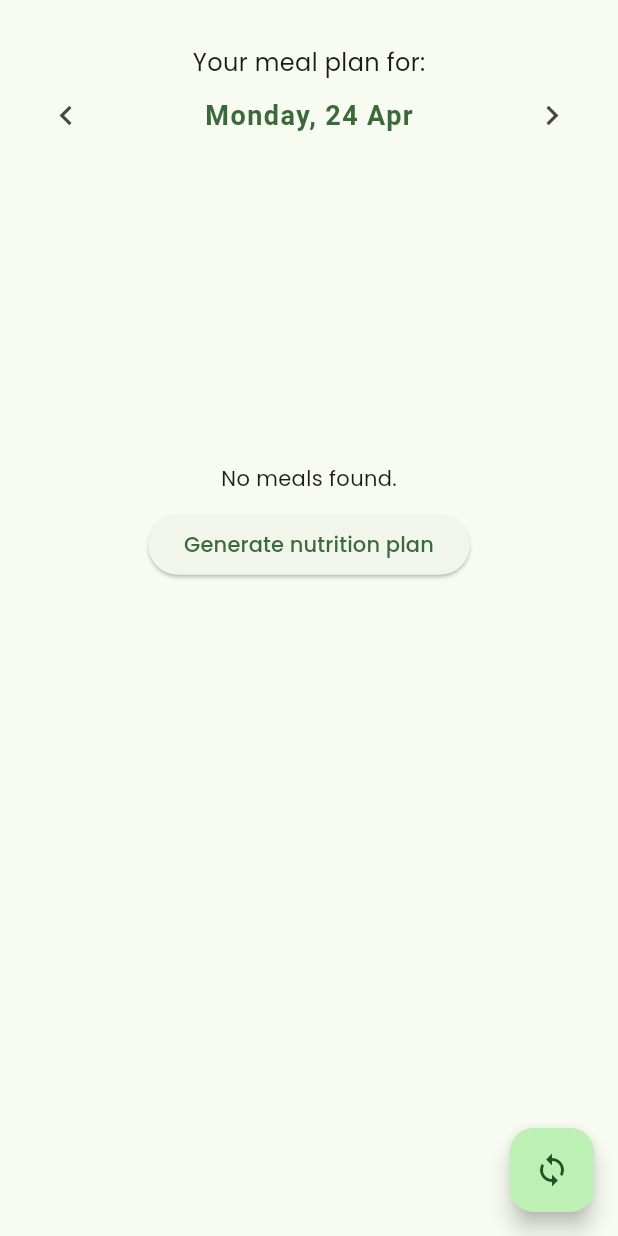
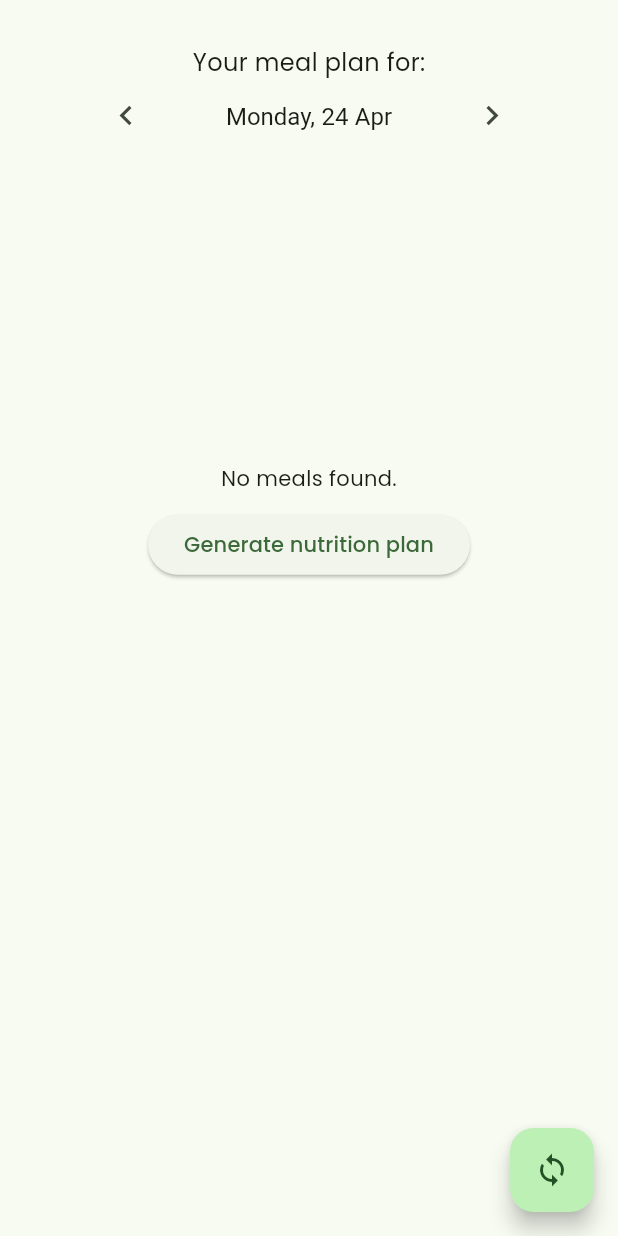
Before and after one commit to p-olszewski/DietDesigner, a Flutter app: the HomeTab screen opened directly, on a phone screen of 412 x 824 dp. Run offline on Flutter 3.47's test engine with Material 2 defaults, Android fonts, the phone set to English and light mode, and no system bars; our stand-ins replace cloud_firestore, firebase_auth, firebase_core, flutter_dotenv, fluttertoast, google_fonts; accounts and stored records are empty.

Commit message:
general style improvement

```diff
--- a/lib/widgets/date_picker.dart
+++ b/lib/widgets/date_picker.dart
@@ -10,7 +10,9 @@ class DatePicker extends StatelessWidget {
   @override
   Widget build(BuildContext context) {
     final dateProvider = context.read<DateProvider>();
-    return Row(
+    return Padding(
+      padding: const EdgeInsets.symmetric(horizontal: 40),
+      child: Row(
         mainAxisAlignment: MainAxisAlignment.spaceBetween,
         children: [
           IconButton(
@@ -31,10 +33,9 @@ class DatePicker extends StatelessWidget {
               },
               style: TextButton.styleFrom(
                 textStyle: const TextStyle(
-                fontSize: 18,
-                fontWeight: FontWeight.w600,
-                letterSpacing: 1,
+                  fontSize: 16,
                 ),
+                foregroundColor: Theme.of(context).textTheme.bodyMedium!.color,
               ),
               child: const DateButtonText()),
           IconButton(
@@ -43,6 +44,7 @@ class DatePicker extends StatelessWidget {
             iconSize: 26,
           )
         ],
+      ),
     );
   }
 }
```
Lines whose indentation alone changed are shown as unchanged.
